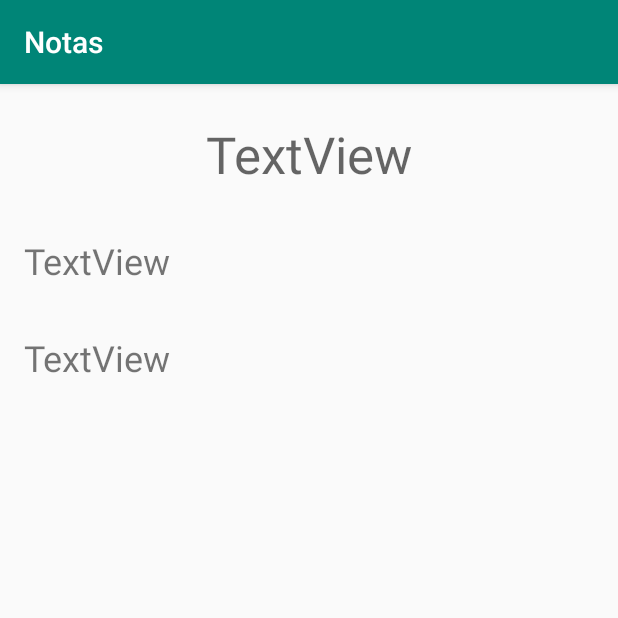
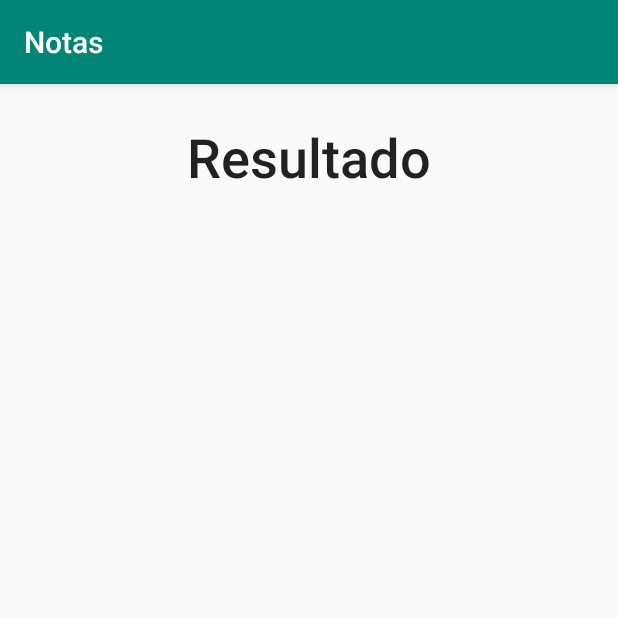
Before and after one commit to nat-valerio/Notas, an Android app: the InfoActivity screen opened directly, with no data from a screen before it, on a phone screen of 412 x 824 dp, the top half of it. Run offline under Robolectric (Android 15) with nearby library versions, the phone set to English and light mode, and no system bars.

Commit message:
Adicionando (de novo) a InfoActivity parte 2...

```diff
--- a/app/src/main/java/com/example/notas/InfoActivity.java
+++ b/app/src/main/java/com/example/notas/InfoActivity.java
@@ -2,13 +2,26 @@ package com.example.notas;
 
 import androidx.appcompat.app.AppCompatActivity;
 
+import android.content.Intent;
 import android.os.Bundle;
+import android.widget.TextView;
 
 public class InfoActivity extends AppCompatActivity {
+
+    private TextView textViewnotaMaior;
+    private TextView textViewnotaMenor;
 
     @Override
     protected void onCreate(Bundle savedInstanceState) {
         super.onCreate(savedInstanceState);
         setContentView(R.layout.activity_info);
+
+        textViewnotaMaior = findViewById(R.id.text_view_notaMaior);
+        textViewnotaMenor = findViewById(R.id.text_view_notaMenor);
+
+        Intent intent = getIntent();
+        String mensagem = intent.getStringExtra("Resultado");
+        textViewnotaMaior.setText(mensagem);
+        textViewnotaMenor.setText(mensagem);
     }
 }
--- a/app/src/main/java/com/example/notas/MainActivity.java
+++ b/app/src/main/java/com/example/notas/MainActivity.java
@@ -62,4 +62,24 @@ public class MainActivity extends AppCompatActivity {
             );
         }
     }
+
+    public void chamaInfo(){
+        Intent intent = new Intent(this, InfoActivity.class);
+
+        double n1 = Double.parseDouble(editTextNota1.getText().toString());
+        double n2 = Double.parseDouble(editTextNota2.getText().toString());
+        double n3 = Double.parseDouble(editTextNota3.getText().toString());
+
+
+
+        if(n1 > n2){
+            intent.putExtra("Sua maior nota é: ", "n1");
+        }
+
+
+
+
+        startActivity(intent);
+
+    }
 }
--- a/app/src/main/res/layout/activity_info.xml
+++ b/app/src/main/res/layout/activity_info.xml
@@ -7,18 +7,19 @@
     tools:context=".InfoActivity">
 
     <TextView
-        android:id="@+id/textView"
+        android:id="@+id/text_view_resultado"
         android:layout_width="wrap_content"
         android:layout_height="wrap_content"
         android:layout_marginTop="24dp"
-        android:text="TextView"
-        android:textAppearance="@style/TextAppearance.AppCompat.Display1"
+        android:text="@string/resultado"
+        android:textAppearance="@style/TextAppearance.AppCompat.Body2"
+        android:textSize="36sp"
         app:layout_constraintEnd_toEndOf="parent"
         app:layout_constraintStart_toStartOf="parent"
         app:layout_constraintTop_toTopOf="parent" />
 
     <TextView
-        android:id="@+id/textView2"
+        android:id="@+id/text_view_notaMaior"
         android:layout_width="wrap_content"
         android:layout_height="wrap_content"
         android:layout_marginStart="16dp"
@@ -26,10 +27,10 @@
         android:text="TextView"
         android:textSize="24sp"
         app:layout_constraintStart_toStartOf="parent"
-        app:layout_constraintTop_toBottomOf="@+id/textView" />
+        app:layout_constraintTop_toBottomOf="@+id/text_view_resultado" />
 
     <TextView
-        android:id="@+id/textView3"
+        android:id="@+id/text_view_notaMenor"
         android:layout_width="wrap_content"
         android:layout_height="wrap_content"
         android:layout_marginStart="16dp"
@@ -37,5 +38,5 @@
         android:text="TextView"
         android:textSize="24sp"
         app:layout_constraintStart_toStartOf="parent"
-        app:layout_constraintTop_toBottomOf="@+id/textView2" />
+        app:layout_constraintTop_toBottomOf="@+id/text_view_notaMaior" />
 </androidx.constraintlayout.widget.ConstraintLayout>
--- a/app/src/main/res/values/strings.xml
+++ b/app/src/main/res/values/strings.xml
@@ -3,10 +3,10 @@
     <string name="nota1">Nota 1</string>
     <string name="nota2">Nota 2</string>
     <string name="nota3">Nota 3</string>
-    <string name="digite_nota"></string>
     <string name="calcular_nota">Calcular nota</string>
     <string name="info_nota">Informações</string>
     <string name="btn_calcular">Calcular</string>
     <string name="btn_informacao">Informações</string>
+    <string name="resultado">Resultado</string>
 
 </resources>
```
